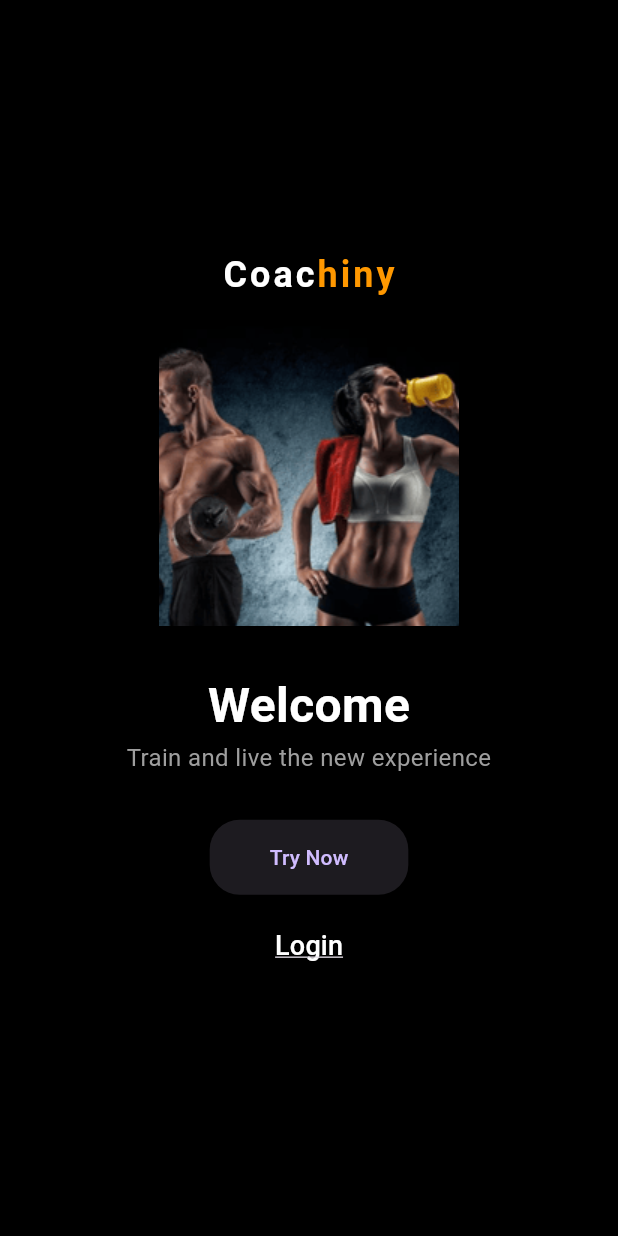
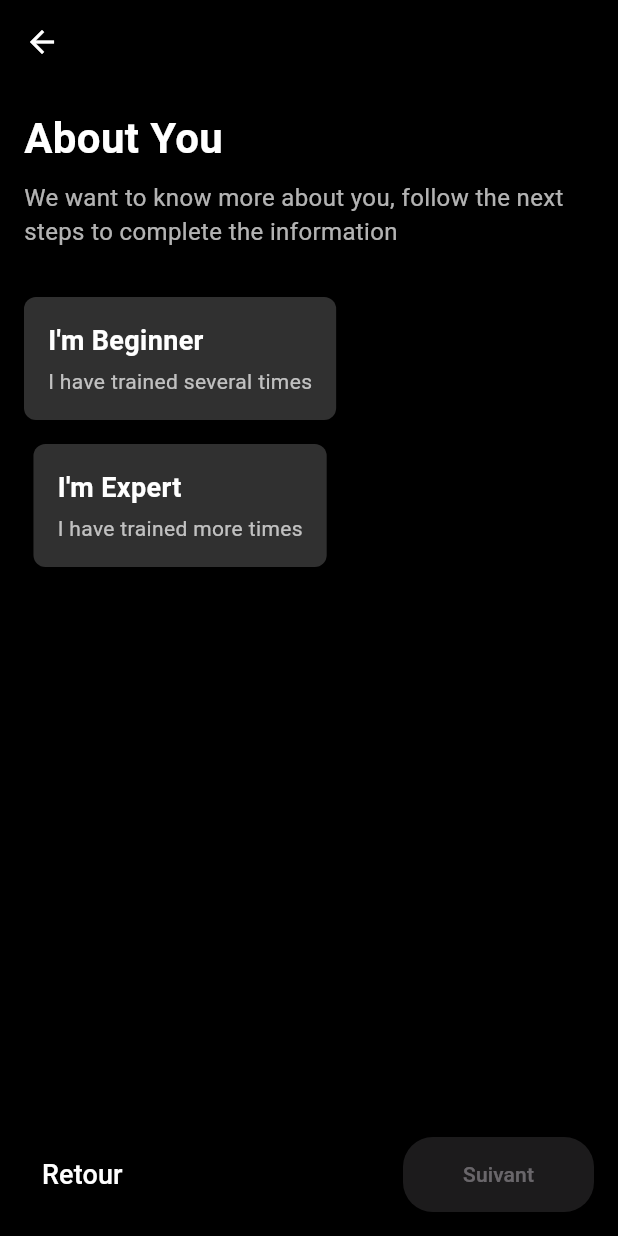
Before and after one commit to ZouaouiIheb12/Coachiny_app, a Flutter app: the screen it shows after launch, after a tap on "Try Now", on a phone screen of 412 x 824 dp. Run offline on Flutter 3.47's test engine with Material 3 defaults, Android fonts, the phone set to English and light mode, and no system bars.

Commit message:
About you page

```diff
--- a/lib/main.dart
+++ b/lib/main.dart
@@ -1,8 +1,18 @@
 import 'package:flutter/material.dart';
-import 'views/page_accueil.dart'; // Importez la page d'accueil
+import 'package:provider/provider.dart';
+import 'viewModels/about_you.dart'; // Importez le ViewModel
+import 'views/page_accueil.dart';
+import 'views/about_you.dart';
 
 void main() {
-  runApp(CoachinyApp());
+  runApp(
+    MultiProvider(
+      providers: [
+        ChangeNotifierProvider(create: (_) => AboutYouViewModel()), // Fournit AboutYouViewModel
+      ],
+      child: CoachinyApp(),
+    ),
+  );
 }
 
 class CoachinyApp extends StatelessWidget {
@@ -11,11 +21,16 @@
     return MaterialApp(
       title: 'Coachiny',
       theme: ThemeData(
-        primarySwatch: Colors.blue, // Couleur principale pour le thème
-        brightness: Brightness.dark, // Utilisez un thème sombre
+        primarySwatch: Colors.blue,
+        brightness: Brightness.dark,
       ),
-      home: PageAccueil(), // Définit la page d'accueil comme page principale
-      debugShowCheckedModeBanner: false, // Supprime l'étiquette "debug" en haut à droite
+      initialRoute: '/',
+      routes: {
+        '/': (context) => PageAccueil(), // Page d'accueil
+        '/aboutYou': (context) => AboutYou(), // Page "About You"
+        // Ajoutez ici d'autres routes si nécessaire
+      },
+      debugShowCheckedModeBanner: false,
     );
   }
 }
--- /dev/null
+++ b/lib/models/experience_model.dart
@@ -0,0 +1,11 @@
+class ExperienceLevel {
+  final String title;
+  final String description;
+  final bool isSelected;
+
+  ExperienceLevel({
+    required this.title,
+    required this.description,
+    this.isSelected = false,
+  });
+}
--- /dev/null
+++ b/lib/viewmodels/about_you.dart
@@ -0,0 +1,21 @@
+import 'package:flutter/material.dart';
+import '../models/experience_model.dart';
+import 'package:flutter/foundation.dart';
+
+class AboutYouViewModel extends ChangeNotifier {
+  List<ExperienceLevel> ExperienceLevels = [
+    ExperienceLevel(title: "I'm Beginner", description: "I have trained several times"),
+    ExperienceLevel(title: "I'm Expert", description: "I have trained more times"),
+  ];
+  int _selectedIndex = -1;
+  int get selectedIndex => _selectedIndex;
+
+  void selectedExperience(int index){
+    _selectedIndex = index;
+    notifyListeners();
+  }
+
+  bool isNextEnabled() {
+    return _selectedIndex != -1;
+  }
+}
--- /dev/null
+++ b/lib/views/about_you.dart
@@ -0,0 +1,142 @@
+import 'package:flutter/material.dart';
+import 'package:provider/provider.dart';
+import '../models/experience_model.dart';
+import '../viewmodels/about_you.dart';
+
+
+class AboutYou extends StatelessWidget {
+  @override
+  Widget build(BuildContext context) {
+    final viewModel = Provider.of<AboutYouViewModel>(context);
+
+    return Scaffold(
+      backgroundColor: Colors.black,
+      appBar: AppBar(
+        backgroundColor: Colors.transparent,
+        elevation: 0,
+        leading: IconButton(
+          icon: Icon(Icons.arrow_back, color: Colors.white),
+          onPressed: () => Navigator.pop(context),
+        ),
+      ),
+      body: Padding(
+        padding: const EdgeInsets.all(16.0),
+        child: Column(
+          crossAxisAlignment: CrossAxisAlignment.start,
+          children: [
+            Text(
+              'About You',
+              style: TextStyle(
+                color: Colors.white,
+                fontSize: 28,
+                fontWeight: FontWeight.bold,
+              ),
+            ),
+            SizedBox(height: 8),
+            Text(
+              'We want to know more about you, follow the next steps to complete the information',
+              style: TextStyle(
+                color: Colors.white70,
+                fontSize: 16,
+              ),
+            ),
+            SizedBox(height: 32),
+            ExperienceOptions(),
+            Spacer(),
+            NavigationButtons(), // Utilisation du widget NavigationButtons ici
+          ],
+        ),
+      ),
+    );
+  }
+}
+
+// Widget pour afficher les options d'expérience
+class ExperienceOptions extends StatelessWidget {
+  @override
+  Widget build(BuildContext context) {
+    final viewModel = Provider.of<AboutYouViewModel>(context);
+
+    return Column(
+      children: viewModel.ExperienceLevels.asMap().entries.map((entry) {
+        int idx = entry.key;
+        ExperienceLevel experience = entry.value;
+        bool isSelected = idx == viewModel.selectedIndex;
+
+        return GestureDetector(
+          onTap: () => viewModel.selectedExperience(idx),
+          child: Container(
+            margin: const EdgeInsets.only(bottom: 16),
+            padding: const EdgeInsets.all(16),
+            decoration: BoxDecoration(
+              color: isSelected ? Colors.blue : Colors.grey[850],
+              borderRadius: BorderRadius.circular(8),
+            ),
+            child: Column(
+              crossAxisAlignment: CrossAxisAlignment.start,
+              children: [
+                Text(
+                  experience.title,
+                  style: TextStyle(
+                    color: Colors.white,
+                    fontSize: 18,
+                    fontWeight: FontWeight.bold,
+                  ),
+                ),
+                SizedBox(height: 4),
+                Text(
+                  experience.description,
+                  style: TextStyle(
+                    color: Colors.white70,
+                    fontSize: 14,
+                  ),
+                ),
+              ],
+            ),
+          ),
+        );
+      }).toList(),
+    );
+  }
+}
+
+// Widget NavigationButtons pour les boutons "Retour" et "Suivant"
+class NavigationButtons extends StatelessWidget {
+  @override
+  Widget build(BuildContext context) {
+    final viewModel = Provider.of<AboutYouViewModel>(context);
+
+    return Row(
+      mainAxisAlignment: MainAxisAlignment.spaceBetween,
+      children: [
+        TextButton(
+          onPressed: () {
+            Navigator.pop(context); // Bouton Retour
+          },
+          child: Text(
+            'Retour',
+            style: TextStyle(
+              color: Colors.white,
+              fontSize: 18,
+            ),
+          ),
+        ),
+        ElevatedButton(
+          onPressed: viewModel.isNextEnabled() // Bouton Suivant
+              ? () {
+                  // Action pour passer à la prochaine page
+                  Navigator.pushNamed(context, '/nextPage'); // Assurez-vous de définir '/nextPage' dans vos routes
+                }
+              : null,
+          style: ElevatedButton.styleFrom(
+            padding: EdgeInsets.symmetric(horizontal: 40, vertical: 15),
+            shape: RoundedRectangleBorder(
+              borderRadius: BorderRadius.circular(20),
+            ),
+          ),
+          child: Text('Suivant'),
+        ),
+      ],
+    );
+  }
+}
--- a/lib/views/page_accueil.dart
+++ b/lib/views/page_accueil.dart
@@ -1,5 +1,6 @@
 import 'package:flutter/material.dart';
 import '../viewmodels/accueil_view_model.dart';
+import 'package:coachiny_app/views/about_you.dart';
 
 class PageAccueil extends StatelessWidget{
    final AccueilViewModel viewModel = AccueilViewModel();
@@ -72,7 +73,10 @@ class PageAccueil extends StatelessWidget{
               SizedBox(height: 30),
               ElevatedButton(
                 onPressed: () {
-                  viewModel.onTryNowPressed();
+
+                       Navigator.pushNamed(context, '/aboutYou');
+
+                      viewModel.onTryNowPressed();
                 },
                 style: ElevatedButton.styleFrom(
                   iconColor: Colors.blue,
--- a/pubspec.yaml
+++ b/pubspec.yaml
@@ -30,6 +30,7 @@ environment:
 dependencies:
   flutter:
     sdk: flutter
+  provider: ^6.0.5
 
   # The following adds the Cupertino Icons font to your application.
   # Use with the CupertinoIcons class for iOS style icons.
```
Also changed, not shown: pubspec.lock, 1 other file.
